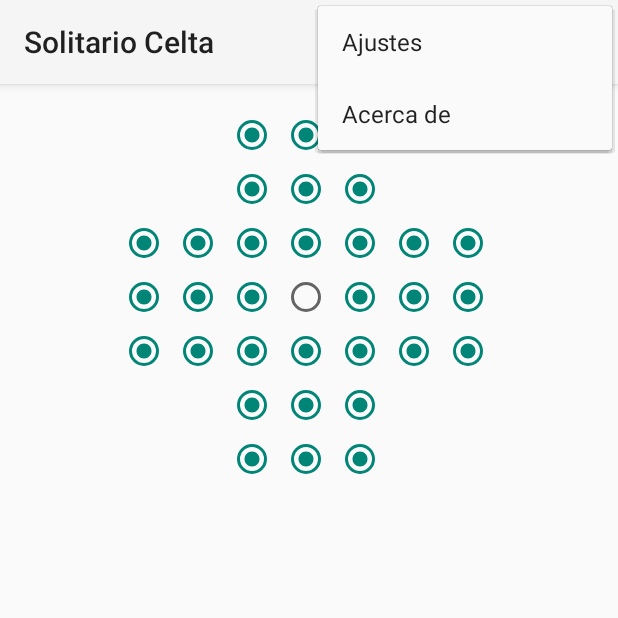
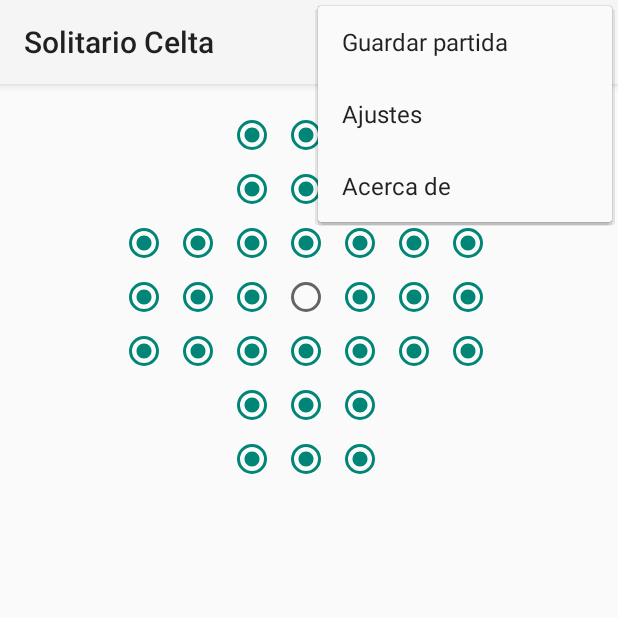
Before and after one commit to tomas-teston/FEM.miw.persistenciaDeDatos, an Android app: the screen it shows after launch (MainActivity), with the options menu open, on a phone screen of 412 x 824 dp, the top half of it. Run offline under Robolectric (Android 15) with nearby library versions, the phone set to English and light mode, and no system bars.

```diff
--- a/app/src/main/java/es/upm/miw/SolitarioCelta/MainActivity.java
+++ b/app/src/main/java/es/upm/miw/SolitarioCelta/MainActivity.java
@@ -1,17 +1,23 @@
 package es.upm.miw.SolitarioCelta;
 
+import android.content.Context;
 import android.content.Intent;
 import android.os.Bundle;
 import android.support.v7.app.AppCompatActivity;
+import android.util.Log;
 import android.view.Menu;
 import android.view.MenuItem;
 import android.view.View;
 import android.widget.RadioButton;
+import android.widget.Toast;
+
+import java.io.FileOutputStream;
 
 public class MainActivity extends AppCompatActivity {
 
 	JuegoCelta mJuego;
     private final String CLAVE_TABLERO = "TABLERO_SOLITARIO_CELTA";
+    public static final String LOG_TAG = "MiW";
 
 	private final int[][] ids = {
 		{       0,        0, R.id.p02, R.id.p03, R.id.p04,        0,        0},
@@ -89,6 +95,9 @@ public class MainActivity extends AppCompatActivity {
             case R.id.preferences:
                 startActivity(new Intent(this, SCeltaPreferences.class));
                 return true;
+            case R.id.guardar:
+                this.mJuego.guardarPartida(getApplicationContext());
+
         }
         return super.onOptionsItemSelected(item);
     }
--- a/app/src/main/res/menu/opciones_menu.xml
+++ b/app/src/main/res/menu/opciones_menu.xml
@@ -1,15 +1,21 @@
 <?xml version="1.0" encoding="utf-8"?>
 <menu xmlns:android="http://schemas.android.com/apk/res/android" >
 
+
+    <item
+        android:id="@+id/guardar"
+        android:icon="@android:drawable/ic_menu_save"
+        android:orderInCategory="100"
+        android:title="@string/saveGame"/>
     <item
         android:id="@+id/preferences"
         android:icon="@android:drawable/ic_menu_preferences"
-        android:orderInCategory="100"
+        android:orderInCategory="200"
         android:title="@string/preferencesText"/>
     <item
         android:id="@+id/menuAbout"
         android:icon="@android:drawable/ic_menu_info_details"
-        android:orderInCategory="200"
+        android:orderInCategory="300"
         android:title="@string/aboutText"/>
 
 </menu>
--- a/app/src/main/res/values/strings.xml
+++ b/app/src/main/res/values/strings.xml
@@ -11,6 +11,7 @@
     <string name="editTextPrefSummary">Pulse para teclear el nombre del jugador</string>
     <string name="secondCategoryPrefTitle">Ajustes del juego</string>
     <string name="preferencesText">Ajustes</string>
+    <string name="saveGame">Guardar partida</string>
 
     <!-- Diálogo Final -->
     <string name="txtDialogoFinalTitulo">Fin del juego</string>
```
Also changed, not shown: app/src/main/java/es/upm/miw/SolitarioCelta/Integration/GestorFicheros.java (added, +38 -0 lines), app/src/main/java/es/upm/miw/SolitarioCelta/JuegoCelta.java (+12 -0 lines).
